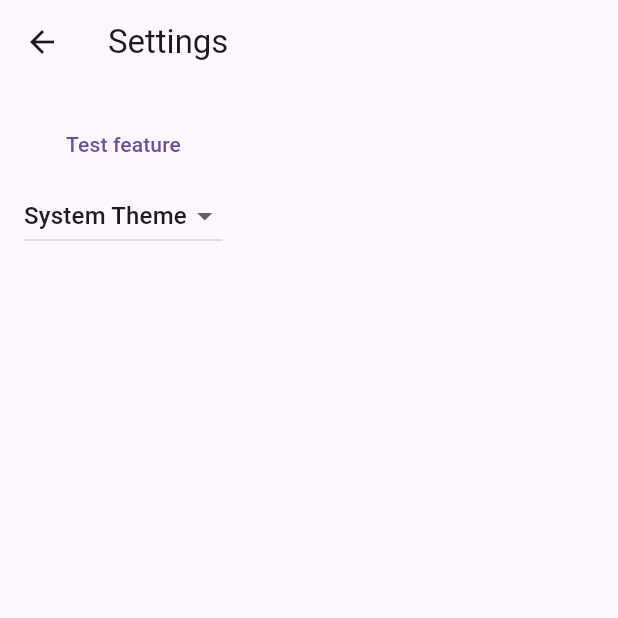
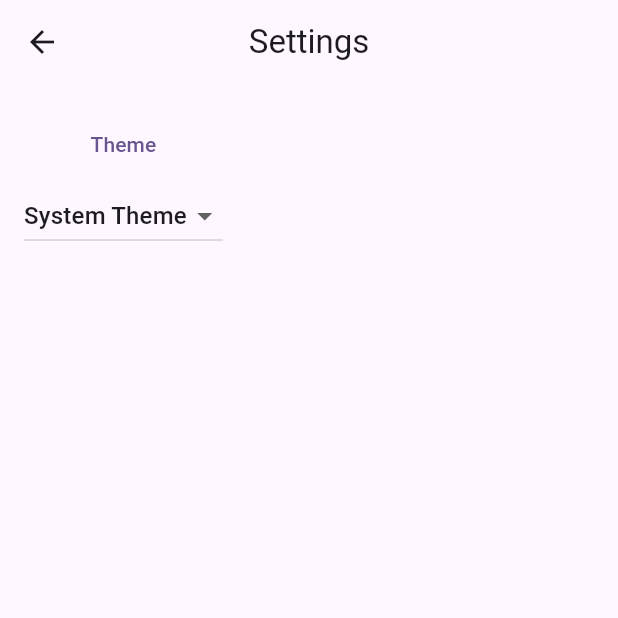
Before and after one commit to Faonin/ai_pt, a Flutter app: the screen it shows after launch, after a tap on the "settings" icon, on a phone screen of 412 x 824 dp, the top half of it. Run offline on Flutter 3.47's test engine with Material 3 defaults, Android fonts, the phone set to English and light mode, and no system bars; our stand-ins replace flutter_dotenv, flutter_local_notifications, sqflite, syncfusion_flutter_charts; missing offline and left inert: flutter_background_service, flutter_scrolling_fab_animated; accounts and stored records are empty.

Commit message:
UI improvements:
- added slight animation on scroll for FAB in dashboard overview

- changed colors of graphs lines to match themes

- Changed pill colors for feelings rating

- Changed color for both "cancel" and "next" buttons with theme colors respectively.

- added cleaner cards for created workouts int he Workout overview build

- Centered all Appbar titles except for Dashboard.

Future improvements as notes: maybe add a message when waiting for the workout to be generated with something like "Generating your workout for today" follows Jakob Nielsens UX principles.

```diff
--- a/lib/src/app.dart
+++ b/lib/src/app.dart
@@ -1,41 +1,61 @@
-import 'package:ai_pt/src/workout_creation/workout_creation_view.dart';
-import 'package:ai_pt/src/workout_view/active_workout_view.dart';
-import 'package:ai_pt/src/workout_view/active_workout_provider.dart';
-import 'package:ai_pt/src/workout_view/active_workout_settings_view.dart';
-import 'package:ai_pt/src/workout_overview/workout_adaptability_manager_view.dart';
 import 'package:flutter/material.dart';
 import 'package:provider/provider.dart';
-
 import 'dashboard/dashboard_view.dart';
-import 'workout_overview/workout_overview.dart';
 import 'settings/settings_controller.dart';
 import 'settings/settings_view.dart';
+import 'workout_creation/workout_creation_view.dart';
+import 'workout_overview/workout_overview.dart';
+import 'workout_overview/workout_adaptability_manager_view.dart';
+import 'workout_view/active_workout_provider.dart';
+import 'workout_view/active_workout_settings_view.dart';
+import 'workout_view/active_workout_view.dart';
 
 class MyApp extends StatelessWidget {
-  const MyApp({
-    super.key,
-    required this.settingsController,
-  });
+  const MyApp({super.key, required this.settingsController});
 
   final SettingsController settingsController;
 
   @override
   Widget build(BuildContext context) {
+    // ── Centralised color schemes (one seed, two brightnesses) ─────────────
+    final ColorScheme lightScheme = ColorScheme.fromSeed(
+        seedColor: Colors.deepPurple, brightness: Brightness.light);
+    final ColorScheme darkScheme = ColorScheme.fromSeed(
+        seedColor: Colors.deepPurple, brightness: Brightness.dark);
+
+    ThemeData buildTheme(ColorScheme scheme) => ThemeData(
+          appBarTheme: const AppBarTheme(centerTitle: true),
+          colorScheme: scheme,
+          useMaterial3: true,
+          floatingActionButtonTheme: FloatingActionButtonThemeData(
+            backgroundColor: scheme.primary,
+            foregroundColor: scheme.onPrimary,
+            sizeConstraints:
+                const BoxConstraints.tightFor(width: 72, height: 72),
+            elevation: 6,
+          ),
+          cardTheme: CardTheme(
+            elevation: 3,
+            shape:
+                RoundedRectangleBorder(borderRadius: BorderRadius.circular(12)),
+            shadowColor: Colors.black26,
+          ),
+        );
+
     return ChangeNotifierProvider(
       create: (_) => ActiveWorkoutProvider(),
       child: ListenableBuilder(
         listenable: settingsController,
-        builder: (BuildContext context, Widget? child) {
-          return MaterialApp(
+        builder: (_, __) => MaterialApp(
+          debugShowCheckedModeBanner: false,
           restorationScopeId: 'app',
-            theme: ThemeData(),
-            darkTheme: ThemeData.dark(),
+          theme: buildTheme(lightScheme),
+          darkTheme: buildTheme(darkScheme),
           themeMode: settingsController.themeMode,
-            onGenerateRoute: (RouteSettings routeSettings) {
-              return MaterialPageRoute<void>(
-                settings: routeSettings,
-                builder: (BuildContext context) {
-                  switch (routeSettings.name) {
+          onGenerateRoute: (settings) => MaterialPageRoute(
+            settings: settings,
+            builder: (context) {
+              switch (settings.name) {
                 case SettingsView.routeName:
                   return SettingsView(controller: settingsController);
                 case WorkoutCreationView.routeName:
@@ -53,10 +73,8 @@ class MyApp extends StatelessWidget {
                   return Dashboard();
               }
             },
-              );
-            },
-          );
-        },
+          ),
+        ),
       ),
     );
   }
--- a/lib/src/dashboard/dashboard_view.dart
+++ b/lib/src/dashboard/dashboard_view.dart
@@ -1,4 +1,6 @@
 import 'package:flutter/material.dart';
+import 'package:flutter_scrolling_fab_animated/flutter_scrolling_fab_animated.dart';
+import 'package:flutter/rendering.dart';
 import 'package:ai_pt/src/workout_overview/workout_overview.dart';
 import 'package:ai_pt/src/settings/settings_view.dart';
 import 'package:ai_pt/src/storage_manager/training_logs_storage_manager.dart';
@@ -15,15 +17,43 @@ class Dashboard extends StatefulWidget {
   DashboardState createState() => DashboardState();
 }
 
+Color get _chartLineColor => const Color(0xFFCE93D8);
+
 class DashboardState extends State<Dashboard> {
+  final ScrollController _scrollController = ScrollController();
   final List<int> _timeSpans = [7, 30, 90, 180, 365];
   int _selectedDays = 90;
+  bool _fabExtended = true;
   late Future<List<Map<String, dynamic>>> _logsFuture;
+
+  void _openWorkoutOverview() {
+    Navigator.restorablePushNamed(
+      context,
+      WorkoutOverview.routeName,
+    );
+  }
 
   @override
   void initState() {
     super.initState();
     _loadLogs();
+
+    _scrollController.addListener(() {
+      // reverse  = scrolling down  → shrink
+      // forward  = scrolling up    → extend
+      final dir = _scrollController.position.userScrollDirection;
+      if (dir == ScrollDirection.reverse && _fabExtended) {
+        setState(() => _fabExtended = false);
+      } else if (dir == ScrollDirection.forward && !_fabExtended) {
+        setState(() => _fabExtended = true);
+      }
+    });
+  }
+
+  @override
+  void dispose() {
+    _scrollController.dispose();
+    super.dispose();
   }
 
   void _loadLogs() {
@@ -34,6 +64,7 @@ class DashboardState extends State<Dashboard> {
   Widget build(BuildContext context) {
     return Scaffold(
       appBar: AppBar(
+        centerTitle: false,
         title: const Text('Dashboard'),
         actions: [
           IconButton(
@@ -80,9 +111,14 @@ class DashboardState extends State<Dashboard> {
           }
 
           final sortedDates = counts.keys.toList()..sort();
-          final countData = sortedDates.map((d) => ChartSampleData(d, counts[d]!.toDouble())).toList();
-          final volumeData = sortedDates.map((d) => ChartSampleData(d, volume[d]!)).toList();
-          final rpeData = sortedDates.map((d) => ChartSampleData(d, rpeSum[d]! / rpeCount[d]!)).toList();
+          final countData = sortedDates
+              .map((d) => ChartSampleData(d, counts[d]!.toDouble()))
+              .toList();
+          final volumeData =
+              sortedDates.map((d) => ChartSampleData(d, volume[d]!)).toList();
+          final rpeData = sortedDates
+              .map((d) => ChartSampleData(d, rpeSum[d]! / rpeCount[d]!))
+              .toList();
 
           return Padding(
             padding: const EdgeInsets.all(8.0),
@@ -116,6 +152,7 @@ class DashboardState extends State<Dashboard> {
                 const SizedBox(height: 8),
                 Expanded(
                   child: ListView(
+                    controller: _scrollController,
                     children: [
                       const ChartSectionTitle('Workouts per Day'),
                       SizedBox(
@@ -124,30 +161,34 @@ class DashboardState extends State<Dashboard> {
                           primaryXAxis: DateTimeAxis(
                             dateFormat: DateFormat.Md(),
                           ),
-                          series: <ChartSeries>[
+                          series: <CartesianSeries<ChartSampleData, DateTime>>[
                             LineSeries<ChartSampleData, DateTime>(
                               dataSource: countData,
                               xValueMapper: (d, _) => d.x,
                               yValueMapper: (d, _) => d.y,
-                              markerSettings: const MarkerSettings(isVisible: true),
+                              markerSettings:
+                                  const MarkerSettings(isVisible: true),
+                              color: const Color.fromARGB(255, 193, 11, 248),
                             )
                           ],
                         ),
                       ),
                       const SizedBox(height: 16),
-                      const ChartSectionTitle('Volume (Sets × Amount)'),
+                      const ChartSectionTitle('Volume (Sets x Amount)'),
                       SizedBox(
                         height: 200,
                         child: SfCartesianChart(
                           primaryXAxis: DateTimeAxis(
                             dateFormat: DateFormat.Md(),
                           ),
-                          series: <ChartSeries>[
+                          series: <CartesianSeries<ChartSampleData, DateTime>>[
                             LineSeries<ChartSampleData, DateTime>(
                               dataSource: volumeData,
                               xValueMapper: (d, _) => d.x,
                               yValueMapper: (d, _) => d.y,
-                              markerSettings: const MarkerSettings(isVisible: true),
+                              markerSettings:
+                                  const MarkerSettings(isVisible: true),
+                              color: const Color.fromARGB(255, 193, 11, 248),
                             )
                           ],
                         ),
@@ -160,30 +201,36 @@ class DashboardState extends State<Dashboard> {
                           primaryXAxis: DateTimeAxis(
                             dateFormat: DateFormat.Md(),
                           ),
-                          series: <ChartSeries>[
+                          series: <CartesianSeries<ChartSampleData, DateTime>>[
                             LineSeries<ChartSampleData, DateTime>(
                               dataSource: rpeData,
                               xValueMapper: (d, _) => d.x,
                               yValueMapper: (d, _) => d.y,
-                              markerSettings: const MarkerSettings(isVisible: true),
+                              markerSettings:
+                                  const MarkerSettings(isVisible: true),
+                              color: const Color.fromARGB(255, 193, 11, 248),
                             )
                           ],
                         ),
                       ),
                       const SizedBox(height: 16),
                       // Detailed list
+                      const ChartSectionTitle('Workout History'),
                       ...logs.map((logEntry) {
                         final exercise = logEntry['exercise'] as String;
                         final dateStr = logEntry['date'] as String;
                         final dateTime = DateTime.parse(dateStr);
-                        final formattedDate = DateFormat('yyyy-MM-dd HH:mm').format(dateTime);
+                        final formattedDate =
+                            DateFormat('yyyy-MM-dd HH:mm').format(dateTime);
                         final sets = logEntry['sets'] as String;
                         final amount = logEntry['amount'] as String;
                         final unit = logEntry['unit'] as String;
                         return ListTile(
-                          leading: const CircleAvatar(child: Icon(Icons.fitness_center)),
+                          leading: const CircleAvatar(
+                              child: Icon(Icons.fitness_center)),
                           title: Text(exercise),
-                          subtitle: Text('$formattedDate . $sets sets x $amount $unit'),
+                          subtitle: Text(
+                              '$formattedDate . $sets sets x $amount $unit'),
                         );
                       }),
                     ],
@@ -194,18 +241,29 @@ class DashboardState extends State<Dashboard> {
           );
         },
       ),
-      floatingActionButtonLocation: FloatingActionButtonLocation.centerFloat,
-      floatingActionButton: SizedBox(
-        width: 350,
-        child: FloatingActionButton(
-          onPressed: () => Navigator.restorablePushNamed(
-            context,
-            WorkoutOverview.routeName,
+      floatingActionButtonLocation: FloatingActionButtonLocation.endFloat,
+      floatingActionButton: ScrollingFabAnimated(
+        color: Theme.of(context).colorScheme.primary,
+        icon: Icon(
+          Icons.add,
+          color: Theme.of(context).colorScheme.onSecondary,
+        ),
+        text: Text(
+          'Start Workout',
+          style: TextStyle(
+            color: Theme.of(context).colorScheme.onSecondary,
+            fontSize: 16,
           ),
-          tooltip: 'Start Workout',
-          shape: RoundedRectangleBorder(borderRadius: BorderRadius.circular(16)),
-          child: const FittedBox(child: Text('Start Workout')),
         ),
+        onPress: _openWorkoutOverview,
+        scrollController: _scrollController,
+        inverted: false,
+        animateIcon: false,
+        width: 170.0, // expanded width
+        height: 56.0, // also collapsed diameter
+        duration: const Duration(milliseconds: 200),
+        curve: Curves.easeInOut,
+        radius: 20.0,
       ),
     );
   }
--- a/lib/src/settings/settings_view.dart
+++ b/lib/src/settings/settings_view.dart
@@ -33,7 +33,7 @@ class SettingsView extends StatelessWidget {
                   onPressed: () {
                     WorkoutManager().getWorkoutDetails('Cardio');
                   },
-                  child: const Text('Test feature'),
+                  child: const Text('Theme'),
                 ),
                 DropdownButton<ThemeMode>(
                   // Read the selected themeMode from the controller
```
Also changed, not shown: lib/src/workout_overview/workout_adaptability_manager_view.dart (+44 -21 lines), lib/src/workout_overview/workout_overview.dart (+94 -89 lines), pubspec.yaml (+5 -5 lines), pubspec.lock. Lines whose indentation alone changed are shown as unchanged.
